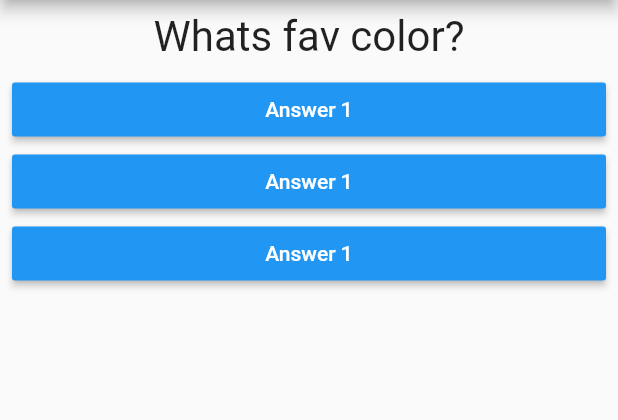
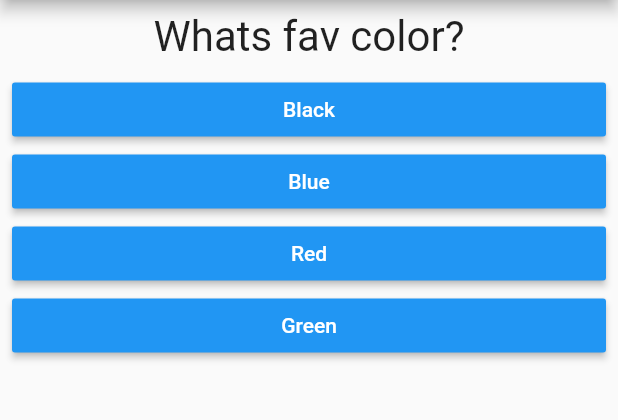
Before and after one commit to andres-gr/flutter-course, a Flutter app: the screen it shows after launch, on a phone screen of 412 x 824 dp, the part 84-504 px from its top. Run offline on Flutter 3.47's test engine with Material 2 defaults, Android fonts, the phone set to English and light mode, and no system bars.

Commit message:
video 44 done

```diff
--- a/lib/answer.dart
+++ b/lib/answer.dart
@@ -3,9 +3,12 @@ import 'package:flutter/material.dart';
 class Answer extends StatelessWidget {
   final Function handleAnswer;
 
-  Answer({
+  final String answerText;
+
+  const Answer({
     Key key,
     this.handleAnswer,
+    this.answerText,
   }) : super(key: key);
 
   @override
@@ -18,7 +21,7 @@ class Answer extends StatelessWidget {
       child: RaisedButton(
         color: Colors.blue,
         textColor: Colors.white,
-        child: const Text('Answer 1'),
+        child: Text(answerText),
         onPressed: handleAnswer,
       ),
     );
--- a/lib/main.dart
+++ b/lib/main.dart
@@ -15,9 +15,34 @@ class MyApp extends StatefulWidget {
 }
 
 class _MyAppState extends State<MyApp> {
-  final _questions = [
-    'Whats fav color?',
-    'Whats fav animal?',
+  final _questions = const [
+    {
+      'questionText': 'Whats fav color?',
+      'answers': [
+        'Black',
+        'Blue',
+        'Red',
+        'Green',
+      ],
+    },
+    {
+      'questionText': 'Whats fav animal?',
+      'answers': [
+        'Snake',
+        'Ocelot',
+        'Boss',
+        'Zero',
+      ]
+    },
+    {
+      'questionText': 'Fav instructor?',
+      'answers': [
+        'Max',
+        'Colt',
+        'Spencer',
+        'Peggy',
+      ],
+    }
   ];
 
   var _index = 0;
@@ -43,17 +68,16 @@ class _MyAppState extends State<MyApp> {
             child: Column(
               children: <Widget>[
                 Question(
-                  questionText: _questions[_index],
+                  questionText: _questions[_index]['questionText'],
                 ),
-                Answer(
-                  handleAnswer: _answerQuestion,
-                ),
-                Answer(
-                  handleAnswer: _answerQuestion,
-                ),
-                Answer(
-                  handleAnswer: _answerQuestion,
-                ),
+                ...(_questions[_index]['answers'] as List<String>)
+                    .map(
+                      (question) => Answer(
+                            handleAnswer: _answerQuestion,
+                            answerText: question,
+                          ),
+                    )
+                    .toList(),
               ],
             ),
           ),
```
